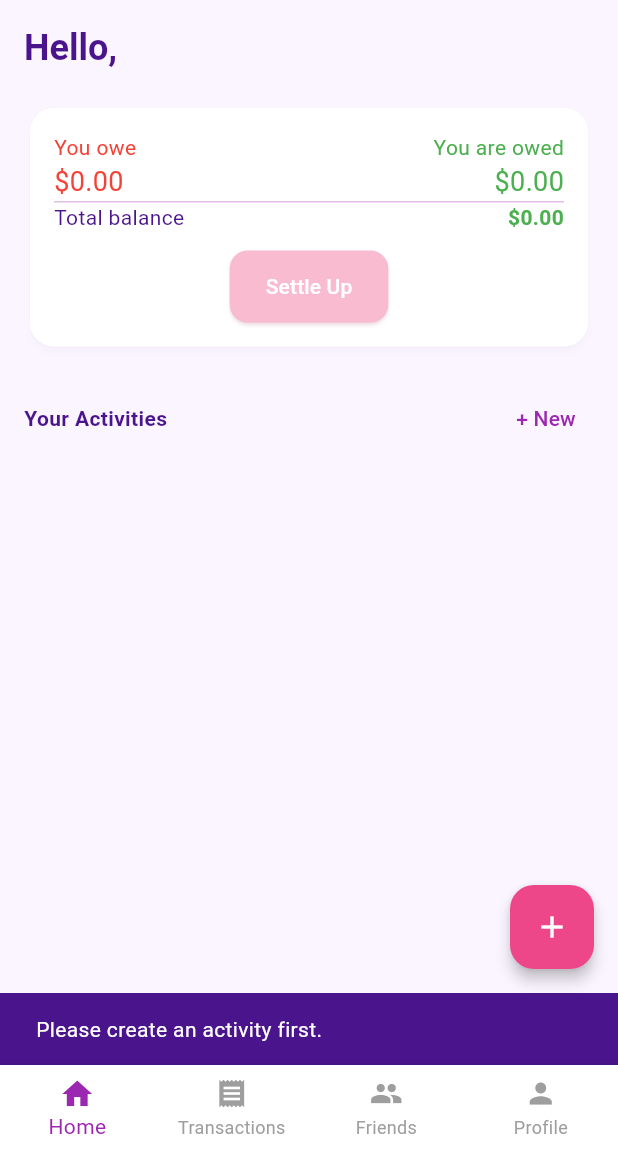
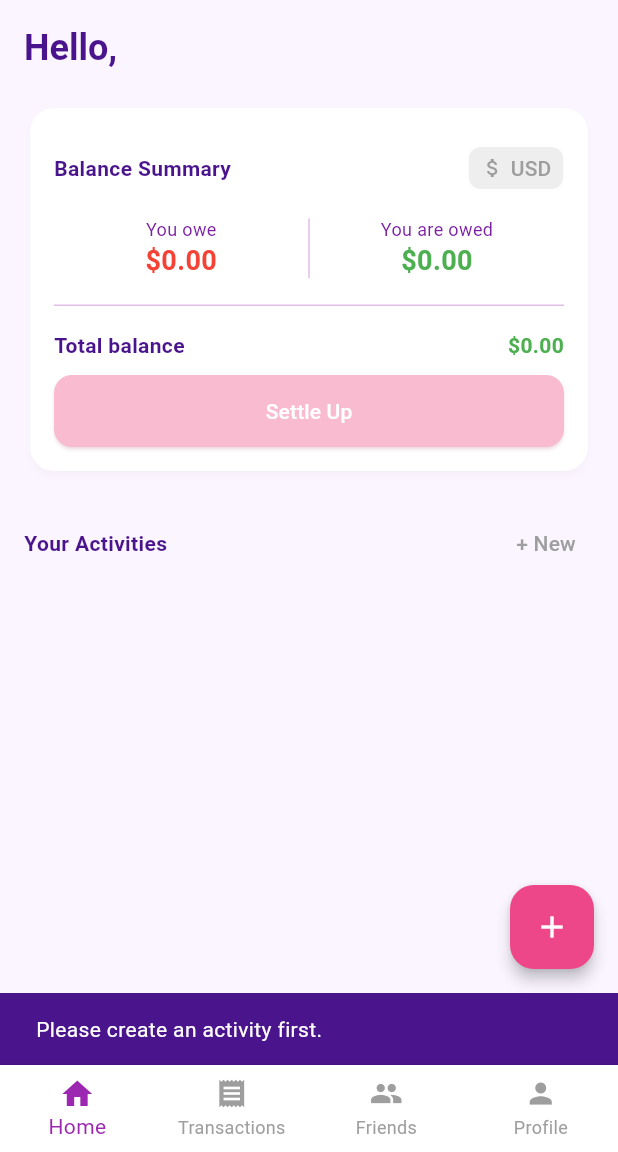
Before and after one commit to wangyt0119/Ka-Ching-flutter-firebase-, a Flutter app: the screen it shows once a user with an empty profile is signed in, after a tap on the "add" icon, on a phone screen of 412 x 824 dp, the part 84-1236 px from its top. Run offline on Flutter 3.47's test engine with Material 3 defaults, Android fonts, the phone set to English and light mode, and no system bars; our stand-ins replace cloud_firestore, firebase_auth, firebase_core, firebase_database, image_picker; missing offline and left inert: firebase_ui_auth, firebase_ui_oauth_google; accounts and stored records are empty; statements that could not run were skipped.

Commit message:
user home ui done

```diff
--- a/lib/screens/home/user_home.dart
+++ b/lib/screens/home/user_home.dart
@@ -3,7 +3,7 @@ import 'package:cloud_firestore/cloud_firestore.dart';
 import 'package:firebase_auth/firebase_auth.dart';
 import '../../theme/app_theme.dart';
 import '../activities/add_activity_screen.dart';
-import '../transactions/add_expense_screen.dart'; // Import AddExpenseScreen
+import '../transactions/add_expense_screen.dart';
 
 class UserHomePage extends StatefulWidget {
   const UserHomePage({super.key});
@@ -17,7 +17,6 @@ class _UserHomePageState extends State<UserHomePage> {
   double youOwe = 0;
   double youAreOwed = 0;
   double totalBalance = 0;
-
   List<Map<String, dynamic>> activities = [];
 
   @override
@@ -36,11 +35,12 @@ class _UserHomePageState extends State<UserHomePage> {
           .collection('users')
           .doc(user.uid)
           .collection('activities')
+          .orderBy('createdAt', descending: true)
           .get();
 
       final loadedActivities = activitySnapshot.docs.map((doc) {
         final data = doc.data();
-        data['id'] = doc.id; // Include activityId
+        data['id'] = doc.id;
         return data;
       }).toList();
 
@@ -76,48 +76,103 @@ class _UserHomePageState extends State<UserHomePage> {
             Text("Hello, $fullName", style: Theme.of(context).textTheme.headlineSmall),
             const SizedBox(height: 20),
 
-            // Balance Summary Card
+            // Balance Summary
             Card(
             shape: RoundedRectangleBorder(borderRadius: BorderRadius.circular(16)),
             child: Padding(
               padding: const EdgeInsets.all(16),
               child: Column(
                 children: [
-                    const Row(
-                      mainAxisAlignment: MainAxisAlignment.spaceBetween,
-                      children: [
-                        Text("You owe", style: TextStyle(color: Colors.red)),
-                        Text("You are owed", style: TextStyle(color: Colors.green)),
-                      ],
-                    ),
                   Row(
                     mainAxisAlignment: MainAxisAlignment.spaceBetween,
                     children: [
-                        Text("\$${youOwe.toStringAsFixed(2)}",
-                            style: const TextStyle(color: Colors.red, fontSize: 18)),
-                        Text("\$${youAreOwed.toStringAsFixed(2)}",
-                            style: const TextStyle(color: Colors.green, fontSize: 18)),
+                      const Text("Balance Summary", style: TextStyle(fontWeight: FontWeight.bold)),
+                      TextButton(
+                      onPressed: () {
+                        // Currency change action
+                      },
+                      style: TextButton.styleFrom(
+                        padding: EdgeInsets.zero,
+                      ),
+                      child: Container(
+                        padding: const EdgeInsets.symmetric(horizontal: 8, vertical: 4),
+                        decoration: BoxDecoration(
+                          color: Colors.grey.shade200,
+                          borderRadius: BorderRadius.circular(8),
+                        ),
+                        child: Row(
+                          children: const [
+                            Icon(Icons.attach_money, color: Colors.grey, size: 16),
+                            SizedBox(width: 4),
+                            Text("USD", style: TextStyle(color: Colors.grey)),
                           ],
                         ),
+                      ),
+                    ),
+                    ],
+                  ),
+                  const SizedBox(height: 8),
+                  Row(
+                    children: [
+                      Expanded(
+                        child: Column(
+                          crossAxisAlignment: CrossAxisAlignment.center,
+                          children: [
+                            const Text("You owe", style: TextStyle(color: AppTheme.textSecondary, fontSize: 12)),
+                            Text(
+                              "\$${youOwe.toStringAsFixed(2)}",
+                              style: const TextStyle(color: Colors.red, fontSize: 18, fontWeight: FontWeight.bold),
+                            ),
+                          ],
+                        ),
+                      ),
+                      Container(
+                        height: 40,
+                        width: 1,
+                        color: AppTheme.dividerColor,
+                      ),
+                      Expanded(
+                        child: Column(
+                          crossAxisAlignment: CrossAxisAlignment.center,
+                          children: [
+                            const Text("You are owed", style: TextStyle(color: AppTheme.textSecondary, fontSize: 12)),
+                            Text(
+                              "\$${youAreOwed.toStringAsFixed(2)}",
+                              style: const TextStyle(color: Colors.green, fontSize: 18, fontWeight: FontWeight.bold),
+                            ),
+                          ],
+                        ),
+                      ),
+                    ],
+                  ),
+                  const SizedBox(height: 16), // Space above divider
                   const Divider(),
+                  const SizedBox(height: 16), // Space below divider
+
                   Row(
                     mainAxisAlignment: MainAxisAlignment.spaceBetween,
                     children: [
-                        const Text("Total balance"),
+                      const Text("Total balance",
+                      style: TextStyle(
+                          fontWeight: FontWeight.bold,
+                          fontSize: 14,
+                        ),),
                       Text(
                         "\$${totalBalance.toStringAsFixed(2)}",
                         style: TextStyle(
                           color: totalBalance >= 0 ? Colors.green : Colors.red,
                           fontWeight: FontWeight.bold,
+                          fontSize: 14,
                         ),
                       )
                     ],
                   ),
-                    const SizedBox(height: 12),
+                  const SizedBox(height: 10),
                   ElevatedButton(
                     style: ElevatedButton.styleFrom(
                       backgroundColor: Colors.pink.shade100,
                       foregroundColor: Colors.white,
+                      minimumSize: const Size(600, 35),
                     ),
                     onPressed: () {}, // TODO: handle settle up
                     child: const Text("Settle Up"),
@@ -127,8 +182,10 @@ class _UserHomePageState extends State<UserHomePage> {
             ),
           ),
 
+
             const SizedBox(height: 20),
-            // Header row with "+ New" button
+
+            // Header + New button
             Row(
               mainAxisAlignment: MainAxisAlignment.spaceBetween,
               children: [
@@ -140,53 +197,116 @@ class _UserHomePageState extends State<UserHomePage> {
                       MaterialPageRoute(builder: (_) => const AddActivityScreen()),
                     ).then((_) => _loadUserData());
                   },
-                  child: const Text("+ New", style: TextStyle(color: Colors.purple)),
+                  child: const Text("+ New", style: TextStyle(color: Colors.grey)),
                 )
               ],
             ),
             const SizedBox(height: 12),
 
+            // Activities List
             ...activities.map((activity) {
               final title = activity['name'] ?? 'Untitled';
-              final date = activity['date'] ?? '';
+              final createdAt = (activity['createdAt'] as Timestamp?)?.toDate().toLocal().toString().split(' ')[0] ?? '';
               final total = activity['total']?.toDouble() ?? 0.0;
               final status = activity['status'] ?? '';
               final amount = activity['amount']?.toDouble() ?? 0.0;
               final members = activity['members'] != null ? (activity['members'] as List).length : 1;
-              final activityId = activity['id'];
 
               return Card(
             shape: RoundedRectangleBorder(borderRadius: BorderRadius.circular(12)),
-                child: ListTile(
-                  leading: const Icon(Icons.group, color: Colors.pinkAccent),
+            child: Padding(
+              padding: const EdgeInsets.symmetric(vertical: 12, horizontal: 8), // Add padding
+              child: Column(
+                crossAxisAlignment: CrossAxisAlignment.start,
+                children: [
+                  ListTile(
+                    contentPadding: EdgeInsets.zero, // avoid extra space from ListTile itself
+                    onTap: () {
+                      Navigator.push(
+                        context,
+                        MaterialPageRoute(
+                          builder: (_) => ActivityDetailsPage(activityId: activity['id']),
+                        ),
+                      );
+                    },
+                    leading: Container(
+                    width: 40,
+                    height: 40,
+                    decoration: BoxDecoration(
+                      color: AppTheme.primaryLightColor,
+                      borderRadius: BorderRadius.circular(8),
+                    ),
+                    child: const Icon(Icons.hiking, color: AppTheme.accentColor),
+                  ),
                     title: Text(title, style: const TextStyle(fontWeight: FontWeight.bold)),
-                  subtitle: Text("$date $members members"),
+                    subtitle: Column(
+                      crossAxisAlignment: CrossAxisAlignment.start,
+                      children: [
+                        Text(createdAt),
+                        const SizedBox(height: 4),
+
+                      ],
+                    ),
                     trailing: Column(
                       crossAxisAlignment: CrossAxisAlignment.end,
+                      mainAxisAlignment: MainAxisAlignment.center,
                       children: [
                         Text("\$${total.toStringAsFixed(2)}",
-                          style: const TextStyle(fontWeight: FontWeight.bold)),
-                      if (status == 'owe')
-                        Chip(label: Text("You owe \$${amount.toStringAsFixed(2)}"),
-                            backgroundColor: Colors.red.shade100)
-                      else
-                        Chip(label: Text("You get back \$${amount.toStringAsFixed(2)}"),
-                            backgroundColor: Colors.green.shade100),
+                            style: const TextStyle(fontSize: 14, fontWeight: FontWeight.bold)),
+                        const Text("Total spent", style: TextStyle(fontSize: 12, color: AppTheme.textPrimary)),
                       ],
                     ),
-                  // onTap: () {
-                  //   Navigator.push(
-                  //     context,
-                  //     MaterialPageRoute(
-                  //       builder: (_) => AddExpenseScreen(
-                  //         activityId: activityId,
-                  //         activityName: title,
-                  //       ),
-                  //     ),
-                  //   );
-                  // },
+                  ),
+                  const Divider(),
+                  const SizedBox(height: 8),
+                  Row(
+                    children: [
+                      const Icon(Icons.people, size: 16, color: AppTheme.textPrimary),
+                      const SizedBox(width: 4),
+                      Text(
+                        "$members members",
+                        style: const TextStyle(color: AppTheme.textPrimary),
+                      ),
+                      const Spacer(), // Pushes the status container to the right
+                      status == 'owe'
+                          ? Container(
+                              padding: const EdgeInsets.symmetric(horizontal: 8, vertical: 4),
+                              decoration: BoxDecoration(
+                                color: const Color.fromARGB(255, 254, 213, 217),
+                                borderRadius: BorderRadius.circular(8),
+                              ),
+                              child: Text(
+                                "You owe \$${amount.toStringAsFixed(2)}",
+                                style: TextStyle(
+                                  color: AppTheme.negativeAmount,
+                                  fontSize: 12,
+                                  fontWeight: FontWeight.bold,
+                                ),
+                              ),
+                            )
+                          : Container(
+                              padding: const EdgeInsets.symmetric(horizontal: 8, vertical: 4),
+                              decoration: BoxDecoration(
+                                color: const Color.fromARGB(255, 214, 244, 215),
+                                borderRadius: BorderRadius.circular(8),
+                              ),
+                              child: Text(
+                                "You get back \$${amount.toStringAsFixed(2)}",
+                                style: TextStyle(
+                                  color: AppTheme.positiveAmount,
+                                  fontSize: 12,
+                                  fontWeight: FontWeight.bold,
+                                ),
+                              ),
+                            ),
+                    ],
+                  ),
+
+                ],
+              ),
             ),
           );
+
             }).toList(),
           ],
         ),
@@ -195,7 +315,6 @@ class _UserHomePageState extends State<UserHomePage> {
         backgroundColor: const Color.fromARGB(255, 237, 71, 137),
         onPressed: () {
           if (activities.isNotEmpty) {
-          // If at least one activity exists, navigate to the first one
             final firstActivity = activities.first;
             Navigator.push(
               context,
@@ -227,3 +346,18 @@ class _UserHomePageState extends State<UserHomePage> {
     );
   }
 }
+
+//create a new file for the activity details page
+class ActivityDetailsPage extends StatelessWidget {
+  final String activityId;
+
+  const ActivityDetailsPage({super.key, required this.activityId});
+
+  @override
+  Widget build(BuildContext context) {
+    return Scaffold(
+      appBar: AppBar(title: const Text("Activity Details")),
+      body: Center(child: Text("Details for activity: $activityId")),
+    );
+  }
+}
```
Lines whose indentation alone changed are shown as unchanged.
